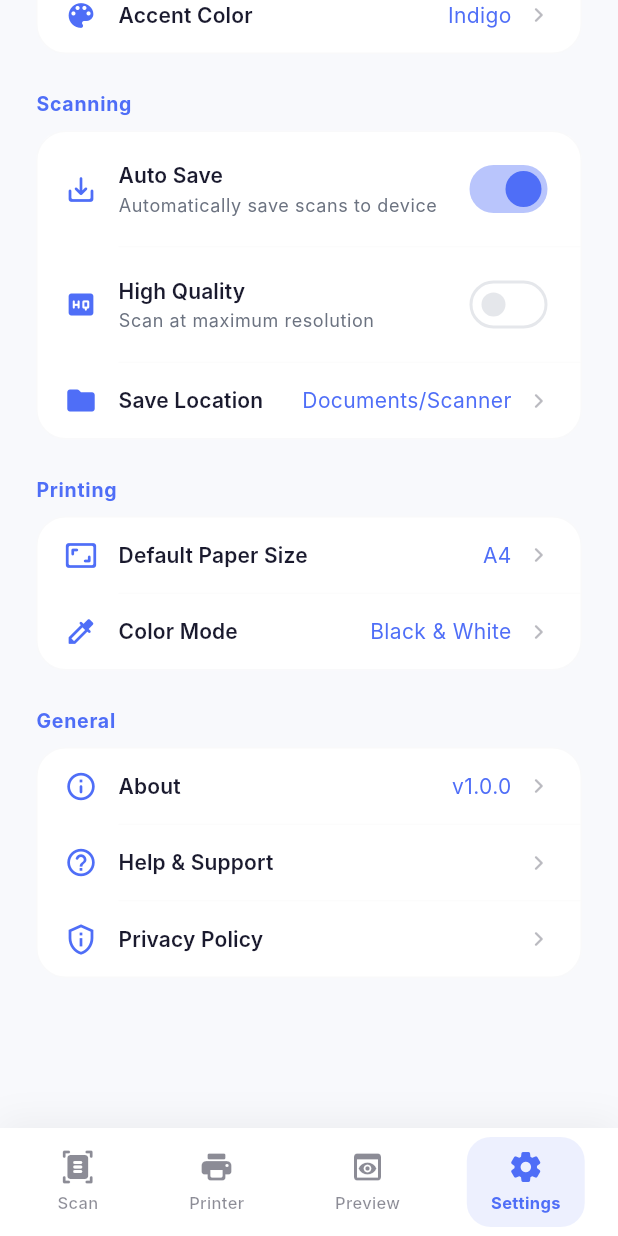
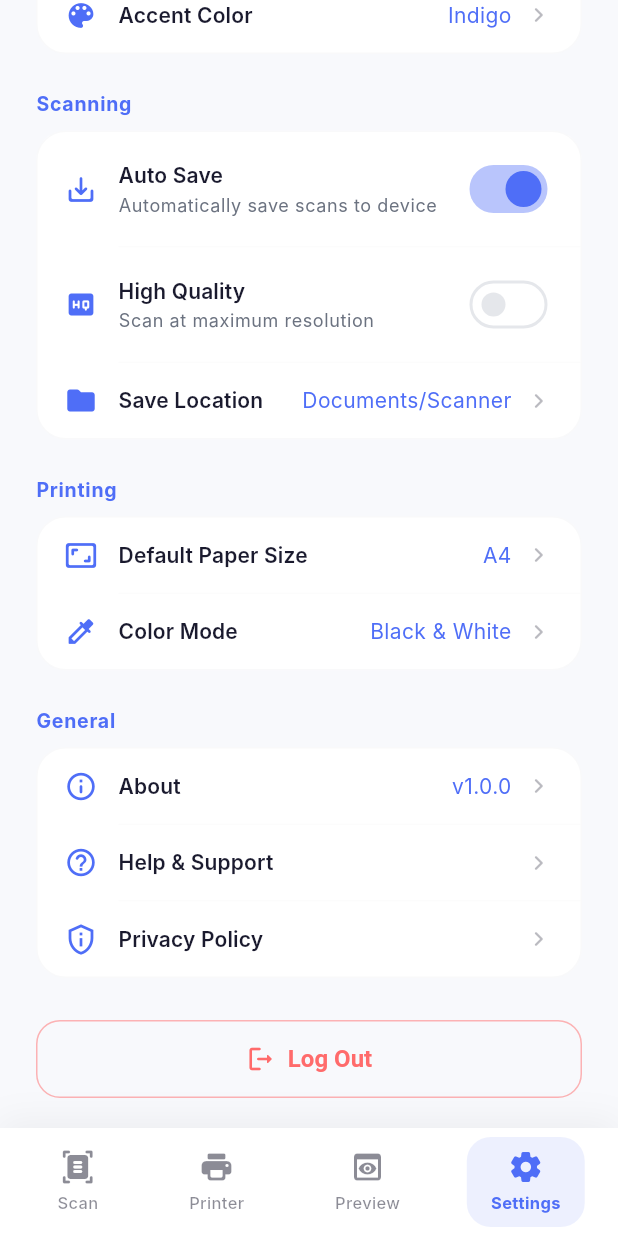
Before and after one commit to penglinghuo-alt/Bi_Sheng_Glimmer, a Flutter app: the SettingsPage screen opened by its route, scrolled down 367 dp, on a phone screen of 412 x 824 dp. Run offline on Flutter 3.47's test engine with Material 3 defaults, Android fonts, the phone set to English and light mode, and no system bars; our stand-ins replace flutter_riverpod, go_router; Roboto replaces fonts that are missing (Inter).

Commit message:
fix: stabilize GoRouter with refreshListenable, add logout button
- Use ValueNotifier with refreshListenable to prevent GoRouter recreation
- Add logout button to Settings page
- Reduce login delay from 1s to 600ms
Co-authored-by: monkeycode-ai <monkeycode-ai@chaitin.com>

```diff
--- a/book_scanner/lib/features/auth/presentation/providers/auth_provider.dart
+++ b/book_scanner/lib/features/auth/presentation/providers/auth_provider.dart
@@ -37,7 +37,7 @@ class AuthNotifier extends StateNotifier<AuthState> {
   Future<void> login(String email, String password) async {
     state = state.copyWith(status: AuthStatus.loading, clearError: true);
 
-    await Future.delayed(const Duration(seconds: 1));
+    await Future.delayed(const Duration(milliseconds: 600));
 
     if (email.isEmpty || password.isEmpty) {
       state = state.copyWith(
--- a/book_scanner/lib/features/settings/presentation/pages/settings_page.dart
+++ b/book_scanner/lib/features/settings/presentation/pages/settings_page.dart
@@ -1,14 +1,16 @@
 import 'package:flutter/material.dart';
+import 'package:flutter_riverpod/flutter_riverpod.dart';
 import '../../../../core/theme/app_colors.dart';
+import '../../../auth/presentation/providers/auth_provider.dart';
 
-class SettingsPage extends StatefulWidget {
+class SettingsPage extends ConsumerStatefulWidget {
   const SettingsPage({super.key});
 
   @override
-  State<SettingsPage> createState() => _SettingsPageState();
+  ConsumerState<SettingsPage> createState() => _SettingsPageState();
 }
 
-class _SettingsPageState extends State<SettingsPage> {
+class _SettingsPageState extends ConsumerState<SettingsPage> {
   bool _isDarkMode = false;
   bool _autoSave = true;
   bool _highQuality = false;
@@ -32,6 +34,8 @@ class _SettingsPageState extends State<SettingsPage> {
             SliverToBoxAdapter(child: _buildPrintingSection(context)),
             SliverToBoxAdapter(child: _buildSectionLabel(context, 'General')),
             SliverToBoxAdapter(child: _buildGeneralSection(context)),
+            const SliverToBoxAdapter(child: SizedBox(height: 28)),
+            SliverToBoxAdapter(child: _buildLogoutButton()),
             const SliverToBoxAdapter(child: SizedBox(height: 100)),
           ],
         ),
@@ -385,6 +389,30 @@ class _SettingsPageState extends State<SettingsPage> {
       },
     );
   }
+
+  Widget _buildLogoutButton() {
+    return Padding(
+      padding: const EdgeInsets.symmetric(horizontal: 24),
+      child: SizedBox(
+        width: double.infinity,
+        child: OutlinedButton.icon(
+          onPressed: () {
+            ref.read(authProvider.notifier).logout();
+          },
+          icon: const Icon(Icons.logout_rounded, size: 20),
+          label: const Text('Log Out'),
+          style: OutlinedButton.styleFrom(
+            padding: const EdgeInsets.symmetric(vertical: 16),
+            side: BorderSide(color: AppColors.error.withValues(alpha: 0.5)),
+            foregroundColor: AppColors.error,
+            shape: RoundedRectangleBorder(
+              borderRadius: BorderRadius.circular(16),
+            ),
+          ),
+        ),
+      ),
+    );
+  }
 }
 
 class _SwitchTile extends StatelessWidget {
```
Also changed, not shown: book_scanner/lib/core/router/app_router.dart (+6 -1 lines).
